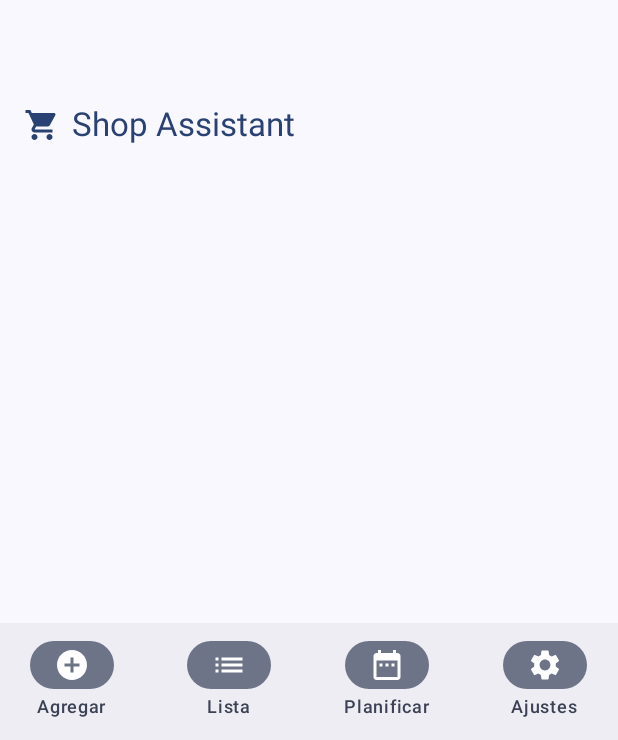
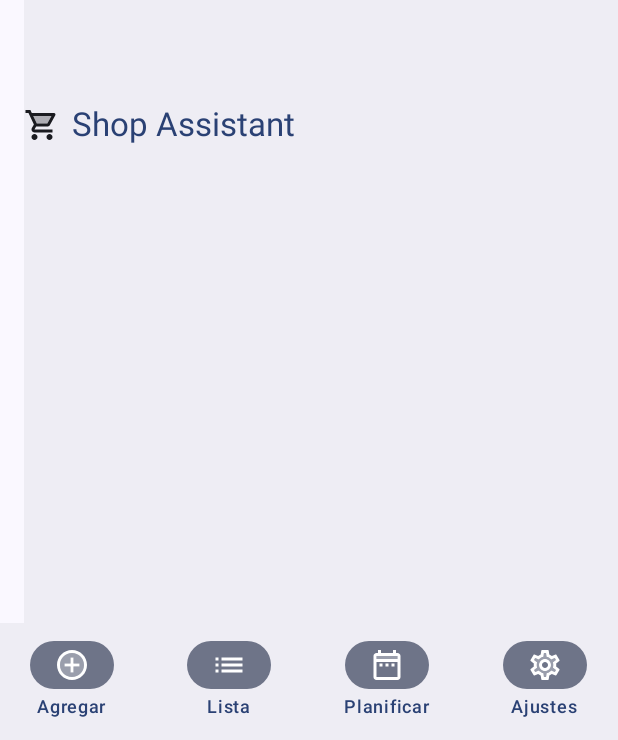
Before and after one commit to guibe22/ShopAssistant, an Android app built with Jetpack Compose: the screen it shows after launch (MainActivity), item 4 of the bottom bar chosen, on a phone screen of 412 x 824 dp. Shown: the part 493-1233 px from the top of the screen. Run offline under Robolectric (Android 15) with nearby library versions, the phone set to English and light mode, and no system bars.

Commit message:
DARK THEME

```diff
--- a/app/build.gradle.kts
+++ b/app/build.gradle.kts
@@ -85,5 +85,6 @@ dependencies {
 
     //Datastore
     implementation("androidx.datastore:datastore-preferences:1.0.0")
+    implementation("androidx.lifecycle:lifecycle-livedata-ktx:2.3.1")
 
 }
--- a/app/src/main/java/com/wgg/shopassistant/MainActivity.kt
+++ b/app/src/main/java/com/wgg/shopassistant/MainActivity.kt
@@ -15,15 +15,19 @@ import androidx.compose.foundation.layout.padding
 import androidx.compose.foundation.layout.width
 import androidx.compose.material.icons.Icons
 import androidx.compose.material.icons.filled.ShoppingCart
+import androidx.compose.material.icons.twotone.ShoppingCart
 import androidx.compose.material3.ExperimentalMaterial3Api
 import androidx.compose.material3.Icon
 import androidx.compose.material3.MaterialTheme
+import androidx.compose.material3.NavigationBar
 import androidx.compose.material3.Scaffold
 import androidx.compose.material3.Surface
 import androidx.compose.material3.Text
 import androidx.compose.material3.TopAppBar
 import androidx.compose.material3.TopAppBarDefaults
 import androidx.compose.runtime.Composable
+import androidx.compose.runtime.mutableStateOf
+import androidx.compose.runtime.saveable.rememberSaveable
 import androidx.compose.ui.Alignment
 import androidx.compose.ui.Modifier
 import androidx.compose.ui.graphics.Color
@@ -34,6 +38,7 @@ import com.wgg.shopassistant.ui.navigation.BottomNavigation
 import com.wgg.shopassistant.ui.theme.ShopAssistantTheme
 import androidx.navigation.compose.NavHost
 import androidx.navigation.compose.composable
+import com.wgg.shopassistant.ui.theme.NavigationDrawerSwitchThemeTheme
 
 class MainActivity : ComponentActivity() {
 
@@ -41,11 +46,13 @@ class MainActivity : ComponentActivity() {
     override fun onCreate(savedInstanceState: Bundle?) {
         super.onCreate(savedInstanceState)
         setContent {
-            ShopAssistantTheme {
-                // A surface container using the 'background' color from the theme
+
+            val isDarkTheme = rememberSaveable { mutableStateOf(false) }
+
+            NavigationDrawerSwitchThemeTheme(darkTheme = isDarkTheme.value) {
+
                 Surface(
                     modifier = Modifier.fillMaxSize(),
-                    color = MaterialTheme.colorScheme.background
                 ) {
                     val navController = rememberNavController()
                     Scaffold(
@@ -55,10 +62,14 @@ class MainActivity : ComponentActivity() {
                         topBar = {
                             TopAppBar(
                                 title = {
+                                    NavigationBar(
+                                        modifier = Modifier
+                                            .fillMaxWidth()
+                                    ) {
                                         Box(
                                             modifier = Modifier
                                                 .fillMaxSize()
-                                            .background(Color.Transparent),
+                                                .fillMaxWidth(),
                                             contentAlignment = Alignment.Center
                                         ) {
                                             Row(
@@ -66,9 +77,8 @@ class MainActivity : ComponentActivity() {
                                                 modifier = Modifier.fillMaxWidth()
                                             ) {
                                                 Icon(
-                                                imageVector = Icons.Default.ShoppingCart,
-                                                contentDescription = null,
-                                                tint = MaterialTheme.colorScheme.primary
+                                                    imageVector = Icons.TwoTone.ShoppingCart,
+                                                    contentDescription = null
                                                 )
                                                 Spacer(modifier = Modifier.width(8.dp))
                                                 Text(
@@ -77,6 +87,7 @@ class MainActivity : ComponentActivity() {
                                                 )
                                             }
 
+                                        }
                                     }
                                 }
                             )
@@ -107,7 +118,7 @@ class MainActivity : ComponentActivity() {
                                     klk()
                                 }
                                 composable("ajustes") {
-                                    ajustesScreen()
+                                    ajustesScreen(isDarkTheme)
                                 }
                             }
                         }
--- a/app/src/main/java/com/wgg/shopassistant/ui/ajustes/ajustesScreen.kt
+++ b/app/src/main/java/com/wgg/shopassistant/ui/ajustes/ajustesScreen.kt
@@ -1,66 +1,87 @@
+import android.content.Intent
+import android.net.Uri
+import androidx.compose.foundation.isSystemInDarkTheme
 import androidx.compose.foundation.layout.Column
+import androidx.compose.foundation.layout.Row
 import androidx.compose.foundation.layout.Spacer
-import androidx.compose.foundation.layout.fillMaxSize
+import androidx.compose.foundation.layout.fillMaxWidth
 import androidx.compose.foundation.layout.height
 import androidx.compose.foundation.layout.padding
 import androidx.compose.material.icons.Icons
-import androidx.compose.material.icons.filled.Email
-import androidx.compose.material.icons.filled.Face
-import androidx.compose.material.icons.filled.Favorite
-import androidx.compose.material.icons.filled.FavoriteBorder
-import androidx.compose.material.icons.filled.Menu
 import androidx.compose.material.icons.twotone.ExitToApp
 import androidx.compose.material.icons.twotone.FavoriteBorder
 import androidx.compose.material.icons.twotone.Info
-import androidx.compose.material3.Button
-import androidx.compose.material3.DrawerValue
 import androidx.compose.material3.ExperimentalMaterial3Api
 import androidx.compose.material3.Icon
-import androidx.compose.material3.IconButton
-import androidx.compose.material3.ModalDrawerSheet
-import androidx.compose.material3.ModalNavigationDrawer
+import androidx.compose.material3.MaterialTheme
 import androidx.compose.material3.NavigationDrawerItem
 import androidx.compose.material3.NavigationDrawerItemDefaults
+import androidx.compose.material3.Switch
 import androidx.compose.material3.Text
-import androidx.compose.material3.rememberDrawerState
 import androidx.compose.runtime.Composable
+import androidx.compose.runtime.MutableState
 import androidx.compose.runtime.getValue
 import androidx.compose.runtime.mutableStateOf
 import androidx.compose.runtime.remember
-import androidx.compose.runtime.rememberCoroutineScope
+import androidx.compose.runtime.saveable.rememberSaveable
+import androidx.compose.runtime.setValue
 import androidx.compose.ui.Alignment
 import androidx.compose.ui.Modifier
+import androidx.compose.ui.platform.LocalContext
 import androidx.compose.ui.unit.dp
-import kotlinx.coroutines.launch
 
 @OptIn(ExperimentalMaterial3Api::class)
 @Composable
-fun ajustesScreen() {
-    Column {
+fun ajustesScreen(
+    isDarkTheme: MutableState<Boolean>
+) {
+    val context = LocalContext.current
+    Column (
+        modifier = Modifier.fillMaxWidth()
+    ){
+        Spacer(modifier = Modifier.height(16.dp))
         NavigationDrawerItem(
             icon = { Icon(Icons.TwoTone.FavoriteBorder, contentDescription = null) },
-            label = { Text("Donaciones") },
+            label = { Text("Donaciones",color = MaterialTheme.colorScheme.primary) },
             selected = false,
             onClick = {
-
+                val intent = Intent(Intent.ACTION_VIEW, Uri.parse("https://paypal.me/wilbergalvez?country.x=IT&locale.x=en_US"))
+                context.startActivity(intent)
             },
+            modifier = Modifier
+                .padding(NavigationDrawerItemDefaults.ItemPadding)
+                .fillMaxWidth()
+        )
+        Spacer(modifier = Modifier.height(16.dp))
+        NavigationDrawerItem(
+            icon = { Icon(Icons.TwoTone.Info, contentDescription = null) },
+            label = {
+                Row(
+                    modifier = Modifier.fillMaxWidth(),
+                    verticalAlignment = Alignment.CenterVertically
+                ) {
+                    Text("Modo Oscuro", modifier = Modifier.weight(1f),color = MaterialTheme.colorScheme.primary)
+                    Switch(
+                        checked =  isDarkTheme.value,
+                        onCheckedChange = { isChecked ->
+                            isDarkTheme.value = isChecked
+                        },
+                        modifier = Modifier.padding(end = 16.dp)
+                    )
+                }
+            },
+            selected = false,
+            onClick = {},
             modifier = Modifier.padding(NavigationDrawerItemDefaults.ItemPadding)
         )
+
+
+        Spacer(modifier = Modifier.height(16.dp))
         NavigationDrawerItem(
-            icon = { Icon(Icons.TwoTone.Info, contentDescription = null) },
-            label = { Text("Cambiar Modo") },
+            icon = { Icon(Icons.TwoTone.ExitToApp, contentDescription = null) },
+            label = { Text("Cerrar Sesión",color = MaterialTheme.colorScheme.primary) },
             selected = false,
             onClick = {
-
-            },
-            modifier = Modifier.padding(NavigationDrawerItemDefaults.ItemPadding)
-        )
-        NavigationDrawerItem(
-            icon = { Icon(Icons.TwoTone.ExitToApp, contentDescription = null) },
-            label = { Text("Cerrar Sesión") },
-            selected = false,
-            onClick = {
-
             },
             modifier = Modifier.padding(NavigationDrawerItemDefaults.ItemPadding)
         )
--- a/app/src/main/java/com/wgg/shopassistant/ui/navigation/Navigation.kt
+++ b/app/src/main/java/com/wgg/shopassistant/ui/navigation/Navigation.kt
@@ -2,6 +2,7 @@ package com.wgg.shopassistant.ui.navigation
 
 import androidx.compose.foundation.layout.RowScope
 import androidx.compose.material3.Icon
+import androidx.compose.material3.MaterialTheme
 import androidx.compose.material3.NavigationBar
 import androidx.compose.material3.NavigationBarItem
 import androidx.compose.material3.NavigationBarItemDefaults
@@ -17,20 +18,17 @@ fun RowScope.AddItem(
 ) {
     NavigationBarItem(
         label = {
-            Text(text = screen.title)
+            Text(text = screen.title, color = MaterialTheme.colorScheme.primary)
         },
         icon = {
             Icon(
                  screen.icon,
-                contentDescription = screen.title
+                contentDescription = screen.title,
             )
         },
         selected = true,
         alwaysShowLabel = true,
-        onClick = {
-            navController.navigate(screen.title)
-                  },
-        colors = NavigationBarItemDefaults.colors()
+        onClick = { navController.navigate(screen.title) }
     )
 }
 
--- a/app/src/main/java/com/wgg/shopassistant/ui/theme/Color.kt
+++ b/app/src/main/java/com/wgg/shopassistant/ui/theme/Color.kt
@@ -9,3 +9,14 @@ val Pink80 = Color(0xFFEFB8C8)
 val Purple40 = Color(0xFF6650a4)
 val PurpleGrey40 = Color(0xFF625b71)
 val Pink40 = Color(0xFF7D5260)
+
+val Light1 = Color(0xFF146C94)
+val Light2 = Color(0xFF19A7CE)
+val Light3 = Color(0xFFC4D7E0)
+
+val Dark1 = Color(0xFF404258)
+val Dark2 = Color(0xFF474E68)
+val Dark3 = Color(0xFF6B728E)
+
+val White = Color(0xFFFFFFFF)
+val Black = Color(0xFF000000)
--- a/app/src/main/java/com/wgg/shopassistant/ui/theme/Theme.kt
+++ b/app/src/main/java/com/wgg/shopassistant/ui/theme/Theme.kt
@@ -16,15 +16,21 @@ import androidx.compose.ui.platform.LocalView
 import androidx.core.view.WindowCompat
 
 private val DarkColorScheme = darkColorScheme(
-    primary = Purple80,
-    secondary = PurpleGrey80,
-    tertiary = Pink80
+    primary = Dark1,
+    secondary = Dark2,
+    tertiary = Dark3,
+    background = Dark3,
+    onPrimary = Dark3,
+    onTertiary = Dark1
 )
 
 private val LightColorScheme = lightColorScheme(
-    primary = Purple40,
-    secondary = PurpleGrey40,
-    tertiary = Pink40
+    primary = Light1,
+    secondary = Light2,
+    tertiary = Light3,
+    background = Light3,
+    onPrimary = Light1,
+    onTertiary = Light1
 
     /* Other default colors to override
     background = Color(0xFFFFFBFE),
--- a/app/src/main/java/com/wgg/shopassistant/util/BottomNavItem.kt
+++ b/app/src/main/java/com/wgg/shopassistant/util/BottomNavItem.kt
@@ -5,6 +5,10 @@ import androidx.compose.material.icons.filled.AddCircle
 import androidx.compose.material.icons.filled.DateRange
 import androidx.compose.material.icons.filled.List
 import androidx.compose.material.icons.filled.Settings
+import androidx.compose.material.icons.twotone.AddCircle
+import androidx.compose.material.icons.twotone.DateRange
+import androidx.compose.material.icons.twotone.List
+import androidx.compose.material.icons.twotone.Settings
 import androidx.compose.ui.graphics.vector.ImageVector
 
 sealed class BottomNavItem(
@@ -14,24 +18,24 @@ sealed class BottomNavItem(
     object Agregar :
         BottomNavItem(
             "Agregar",
-            Icons.Default.AddCircle
+            Icons.TwoTone.AddCircle
         )
 
     object List :
         BottomNavItem(
             "Lista",
-            Icons.Default.List
+            Icons.TwoTone.List
         )
 
     object Planificar :
         BottomNavItem(
             "Planificar",
-            Icons.Default.DateRange
+            Icons.TwoTone.DateRange
         )
 
     object Ajustes :
         BottomNavItem(
             "Ajustes",
-            Icons.Default.Settings
+            Icons.TwoTone.Settings
         )
 }
--- /dev/null
+++ b/app/src/main/java/com/wgg/shopassistant/util/SettingsManager.kt
@@ -0,0 +1,48 @@
+package com.wgg.shopassistant.util
+
+import android.content.Context
+import androidx.datastore.core.DataStore
+import androidx.datastore.preferences.core.Preferences
+import androidx.datastore.preferences.core.booleanPreferencesKey
+import androidx.datastore.preferences.core.edit
+import androidx.datastore.preferences.core.emptyPreferences
+import androidx.datastore.preferences.preferencesDataStore
+import kotlinx.coroutines.flow.Flow
+import kotlinx.coroutines.flow.catch
+import kotlinx.coroutines.flow.first
+import kotlinx.coroutines.flow.map
+import java.io.IOException
+
+
+private const val LAYOUT_PREFERENCES_NAME = "layout_preferences"
+
+
+val Context.dataStore: DataStore<Preferences> by preferencesDataStore(
+    name = LAYOUT_PREFERENCES_NAME
+)
+
+class SettingsDataStore(preferenceDataStore: DataStore<Preferences>) {
+    private val DARK_MODE = booleanPreferencesKey("dark_mode")
+
+    val preferenceFlow: Flow<Boolean> = preferenceDataStore.data
+        .catch {
+            if (it is IOException) {
+                it.printStackTrace()
+                emit(emptyPreferences())
+            } else {
+                throw it
+            }
+        }
+        .map { preferences ->
+            preferences[DARK_MODE] ?: false
+        }
+
+    suspend fun saveDarkModeToPreferencesStore(isDarkMode: Boolean, context: Context) {
+        context.dataStore.edit { preferences ->
+            preferences[DARK_MODE] = isDarkMode
+        }
+    }
+    suspend fun getDarkModePreference(context: Context): Boolean {
+        return context.dataStore.data.first()[DARK_MODE] ?: false
+    }
+}
```
Lines whose indentation alone changed are shown as unchanged.
